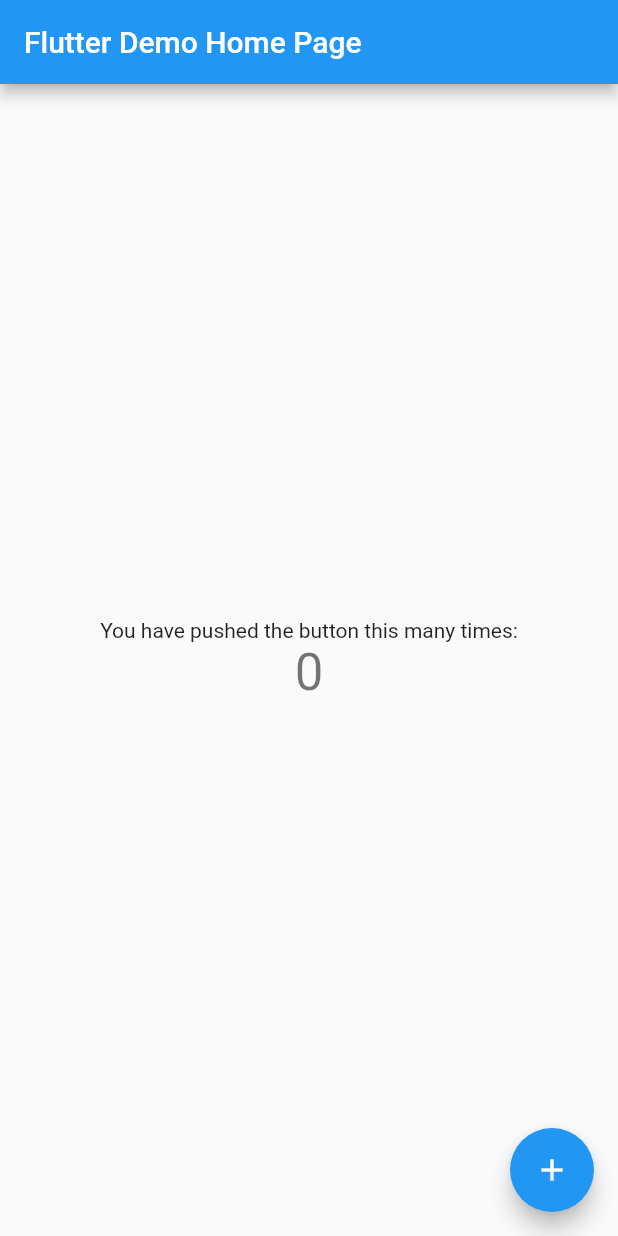
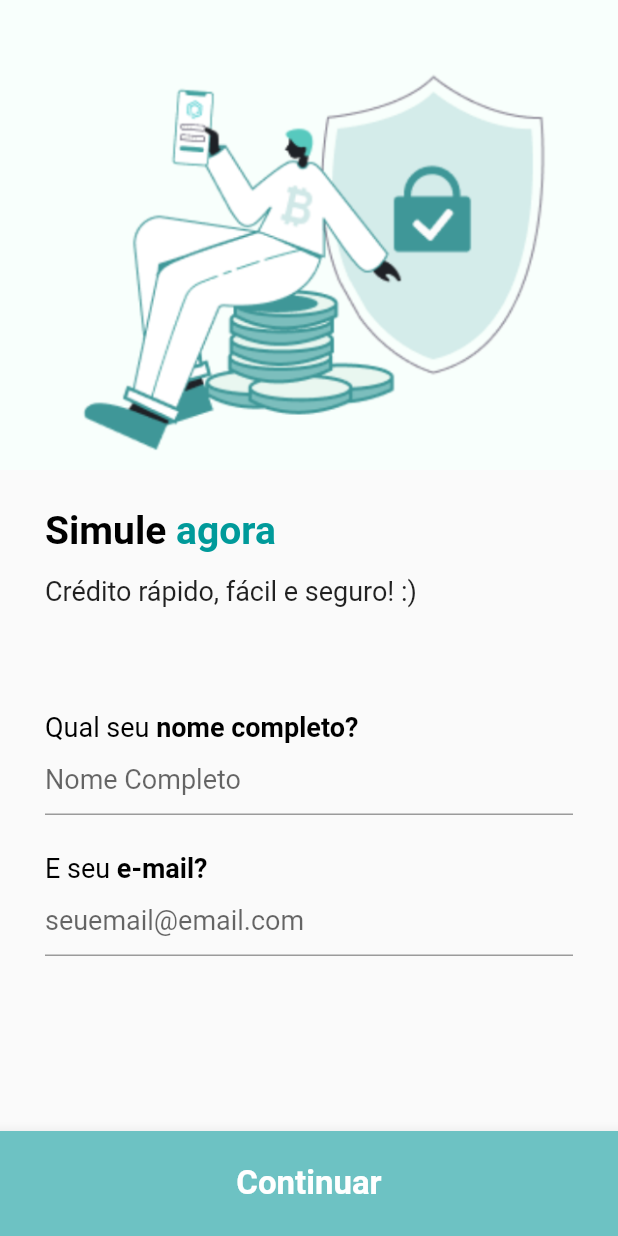
Before and after one commit to VagnerNegreiros/teste_rispar, a Flutter app: the screen it shows after launch, on a phone screen of 412 x 824 dp. Run offline on Flutter 3.47's test engine with Material 2 defaults, Android fonts, the phone set to English and light mode, and no system bars; our stand-ins replace get.

Commit message:
created home screen

```diff
--- /dev/null
+++ b/lib/common/constants/color_constant.dart
@@ -0,0 +1,8 @@
+import 'package:flutter/material.dart';
+
+class ColorConstant{
+  static const Color white = Color(0xffFFFFFF);
+  static const Color black = Color(0xff000000);
+  static const Color cyan = Color(0xff009a9a);
+  static const Color lightCyan = Color(0xff6dc2c3);
+}
--- /dev/null
+++ b/lib/common/constants/image_constant.dart
@@ -0,0 +1,3 @@
+class ImageConstant{
+  static const creditSimulation = "assets/images/credit_simulation.png";
+}
--- /dev/null
+++ b/lib/common/constants/text_constant.dart
@@ -0,0 +1,12 @@
+class TextConstant{
+  static const String simulate = "Simule ";
+  static const String now = "agora";
+  static const String creditBenefits = "Crédito rápido, fácil e seguro! :)";
+  static const String proceed = "Continuar";
+  static const String whatsYour = "Qual seu ";
+  static const String fullNameQuestion = "nome completo?";
+  static const String fullName = "Nome Completo";
+  static const String itsYour = "E seu ";
+  static const String emailQuestion = "e-mail?";
+  static const String emailExample = "seuemail@email.com";
+}
--- a/lib/main.dart
+++ b/lib/main.dart
@@ -1,4 +1,8 @@
 import 'package:flutter/material.dart';
+import 'package:flutter/services.dart';
+import 'package:get/get.dart';
+import 'package:teste_rispar/routes/app_routues.dart';
+import 'package:teste_rispar/routes/app_screens.dart';
 
 void main() {
   runApp(const MyApp());
@@ -7,109 +11,16 @@
 class MyApp extends StatelessWidget {
   const MyApp({Key? key}) : super(key: key);
 
-  // This widget is the root of your application.
   @override
   Widget build(BuildContext context) {
-    return MaterialApp(
-      title: 'Flutter Demo',
-      theme: ThemeData(
-        // This is the theme of your application.
-        //
-        // Try running your application with "flutter run". You'll see the
-        // application has a blue toolbar. Then, without quitting the app, try
-        // changing the primarySwatch below to Colors.green and then invoke
-        // "hot reload" (press "r" in the console where you ran "flutter run",
-        // or simply save your changes to "hot reload" in a Flutter IDE).
-        // Notice that the counter didn't reset back to zero; the application
-        // is not restarted.
-        primarySwatch: Colors.blue,
-      ),
-      home: const MyHomePage(title: 'Flutter Demo Home Page'),
+    SystemChrome.setPreferredOrientations([
+      DeviceOrientation.portraitUp,
+    ]);
+    return GetMaterialApp(
+      title: 'Teste Rispar',
+      getPages: AppScreens.routes,
+      debugShowCheckedModeBanner: false,
+      initialRoute: AppRoutes.home,
     );
   }
 }
-
-class MyHomePage extends StatefulWidget {
-  const MyHomePage({Key? key, required this.title}) : super(key: key);
-
-  // This widget is the home page of your application. It is stateful, meaning
-  // that it has a State object (defined below) that contains fields that affect
-  // how it looks.
-
-  // This class is the configuration for the state. It holds the values (in this
-  // case the title) provided by the parent (in this case the App widget) and
-  // used by the build method of the State. Fields in a Widget subclass are
-  // always marked "final".
-
-  final String title;
-
-  @override
-  State<MyHomePage> createState() => _MyHomePageState();
-}
-
-class _MyHomePageState extends State<MyHomePage> {
-  int _counter = 0;
-
-  void _incrementCounter() {
-    setState(() {
-      // This call to setState tells the Flutter framework that something has
-      // changed in this State, which causes it to rerun the build method below
-      // so that the display can reflect the updated values. If we changed
-      // _counter without calling setState(), then the build method would not be
-      // called again, and so nothing would appear to happen.
-      _counter++;
-    });
-  }
-
-  @override
-  Widget build(BuildContext context) {
-    // This method is rerun every time setState is called, for instance as done
-    // by the _incrementCounter method above.
-    //
-    // The Flutter framework has been optimized to make rerunning build methods
-    // fast, so that you can just rebuild anything that needs updating rather
-    // than having to individually change instances of widgets.
-    return Scaffold(
-      appBar: AppBar(
-        // Here we take the value from the MyHomePage object that was created by
-        // the App.build method, and use it to set our appbar title.
-        title: Text(widget.title),
-      ),
-      body: Center(
-        // Center is a layout widget. It takes a single child and positions it
-        // in the middle of the parent.
-        child: Column(
-          // Column is also a layout widget. It takes a list of children and
-          // arranges them vertically. By default, it sizes itself to fit its
-          // children horizontally, and tries to be as tall as its parent.
-          //
-          // Invoke "debug painting" (press "p" in the console, choose the
-          // "Toggle Debug Paint" action from the Flutter Inspector in Android
-          // Studio, or the "Toggle Debug Paint" command in Visual Studio Code)
-          // to see the wireframe for each widget.
-          //
-          // Column has various properties to control how it sizes itself and
-          // how it positions its children. Here we use mainAxisAlignment to
-          // center the children vertically; the main axis here is the vertical
-          // axis because Columns are vertical (the cross axis would be
-          // horizontal).
-          mainAxisAlignment: MainAxisAlignment.center,
-          children: <Widget>[
-            const Text(
-              'You have pushed the button this many times:',
-            ),
-            Text(
-              '$_counter',
-              style: Theme.of(context).textTheme.headline4,
-            ),
-          ],
-        ),
-      ),
-      floatingActionButton: FloatingActionButton(
-        onPressed: _incrementCounter,
-        tooltip: 'Increment',
-        child: const Icon(Icons.add),
-      ), // This trailing comma makes auto-formatting nicer for build methods.
-    );
-  }
-}
--- /dev/null
+++ b/lib/presentation/home_screen.dart
@@ -0,0 +1,118 @@
+import 'package:flutter/material.dart';
+import 'package:teste_rispar/common/constants/color_constant.dart';
+import 'package:teste_rispar/common/constants/image_constant.dart';
+import 'package:teste_rispar/common/constants/text_constant.dart';
+
+class HomeScreen extends StatelessWidget {
+  const HomeScreen({Key? key}) : super(key: key);
+
+  @override
+  Widget build(BuildContext context) {
+    return Scaffold(
+        bottomNavigationBar: BottomAppBar(
+          child: Container(
+            width: MediaQuery.of(context).size.width,
+            height: 70,
+            color: ColorConstant.lightCyan,
+            child:
+            MaterialButton(
+              onPressed: (){},
+              child: const Text(TextConstant.proceed,
+                style: TextStyle(fontSize: 22,
+                    fontWeight: FontWeight.bold,
+                    color: ColorConstant.white),),
+            ),
+          ),
+        ),
+      body: SizedBox(
+        width: MediaQuery.of(context).size.width,
+        height: MediaQuery.of(context).size.height,
+        child: SingleChildScrollView(
+          scrollDirection: Axis.vertical,
+          child: Column(
+            crossAxisAlignment: CrossAxisAlignment.start,
+            children: [
+              Image.asset(ImageConstant.creditSimulation,),
+              Container(
+                margin: const EdgeInsets.only(top: 25,left: 30),
+                child: RichText(
+                  text: const TextSpan(
+                    style: TextStyle(
+                        fontSize: 26,
+                        fontWeight: FontWeight.bold,
+                        color: ColorConstant.black
+                    ),
+                    children: [
+                    TextSpan(text: TextConstant.simulate),
+                    TextSpan(
+                      text: TextConstant.now,
+                      style: TextStyle(color: ColorConstant.cyan)
+                    )
+                    ]
+                  )
+                ),
+              ),
+              Container(
+                margin: const EdgeInsets.only(top: 15,left: 30),
+                child: const Text(
+                  TextConstant.creditBenefits,
+                  style: TextStyle(fontSize: 18, fontWeight: FontWeight.w400),
+                ),
+              ),
+              Container(
+                margin: const EdgeInsets.only(top: 70,left: 30, ),
+                child: RichText(
+                    text: const TextSpan(
+                        style: TextStyle(
+                            fontSize: 18,
+                            color: ColorConstant.black
+                        ),
+                        children: [
+                          TextSpan(text: TextConstant.whatsYour),
+                          TextSpan(
+                              text: TextConstant.fullNameQuestion,
+                              style: TextStyle(fontWeight: FontWeight.bold)
+                          )
+                        ]
+                    )
+                ),
+              ),
+              Container(
+                margin: const EdgeInsets.symmetric(horizontal: 30),
+                child: TextFormField(
+                  decoration: const InputDecoration(hintText: TextConstant.fullName,
+                      hintStyle: TextStyle(fontSize: 18) ),
+                ),
+              ),
+              Container(
+                margin: const EdgeInsets.only(top: 25,left: 30),
+                child: RichText(
+                    text: const TextSpan(
+                        style: TextStyle(
+                            fontSize: 18,
+                            color: ColorConstant.black
+                        ),
+                        children: [
+                          TextSpan(text: TextConstant.itsYour),
+                          TextSpan(
+                              text: TextConstant.emailQuestion,
+                              style: TextStyle(fontWeight: FontWeight.bold)
+                          )
+                        ]
+                    )
+                ),
+              ),
+              Container(
+                margin: const EdgeInsets.only(left: 30, right:30, bottom:70),
+                child: TextFormField(
+                  decoration: const InputDecoration(hintText: TextConstant.emailExample,
+                      hintStyle: TextStyle(fontSize: 18) ),
+                ),
+              ),
+            ],
+          ),
+        ),
+      )
+    );
+  }
+}
--- /dev/null
+++ b/lib/routes/app_routues.dart
@@ -0,0 +1,3 @@
+class AppRoutes{
+  static const String home = "/home";
+}
--- /dev/null
+++ b/lib/routes/app_screens.dart
@@ -0,0 +1,10 @@
+import 'package:get/get.dart';
+import 'package:teste_rispar/presentation/home_screen.dart';
+import 'package:teste_rispar/routes/app_routues.dart';
+
+
+class AppScreens{
+  static final routes = [
+    GetPage(name: AppRoutes.home, page: () => const HomeScreen()),
+  ];
+}
```
Also changed, not shown: pubspec.yaml (+4 -65 lines), assets/images/credit_simulation.png (added), lib/controller/general_controller.dart (added), pubspec.lock.
